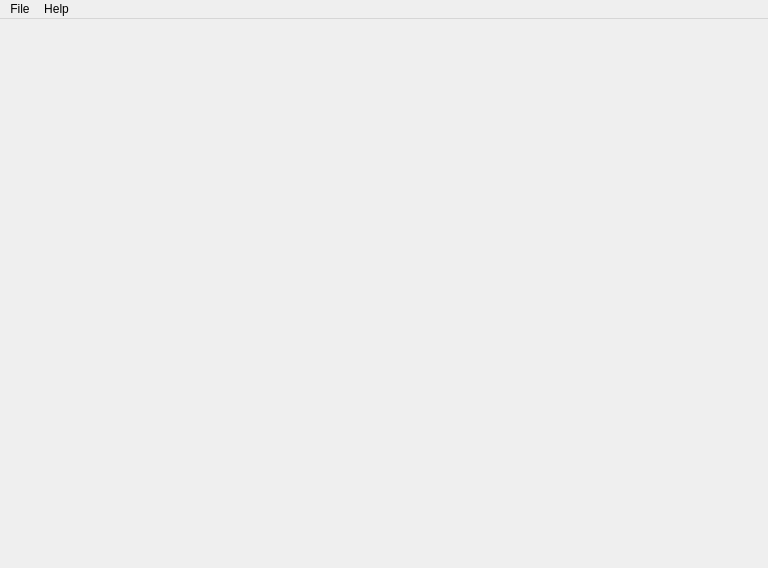
The window that src/plugins/coregui/mainwindow.ui (victor-yacovlev/kumir2) describes before a commit, drawn with Qt 5.
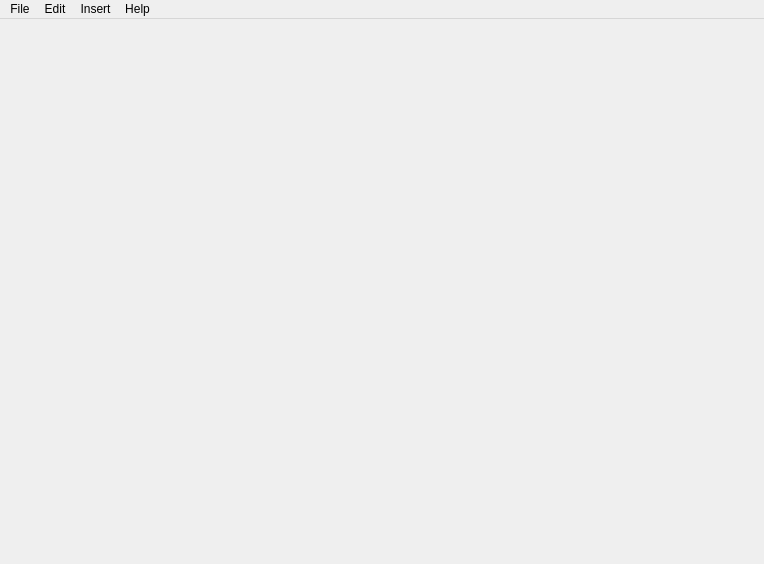
The same window after the commit. Custom widgets are drawn as their Qt base class.

What changed in the file:
```diff
--- a/src/plugins/coregui/mainwindow.ui
+++ b/src/plugins/coregui/mainwindow.ui
@@ -6,8 +6,8 @@
    <rect>
     <x>0</x>
     <y>0</y>
-    <width>768</width>
-    <height>568</height>
+    <width>764</width>
+    <height>564</height>
    </rect>
   </property>
   <property name="windowTitle">
@@ -53,7 +53,7 @@
     <rect>
      <x>0</x>
      <y>0</y>
-     <width>768</width>
+     <width>764</width>
      <height>21</height>
     </rect>
    </property>
@@ -99,7 +99,19 @@
     <addaction name="actionUsage"/>
     <addaction name="actionAbout"/>
    </widget>
+   <widget class="QMenu" name="menuEdit">
+    <property name="title">
+     <string>Edit</string>
+    </property>
+   </widget>
+   <widget class="QMenu" name="menuInsert">
+    <property name="title">
+     <string>Insert</string>
+    </property>
+   </widget>
    <addaction name="menuFile"/>
+   <addaction name="menuEdit"/>
+   <addaction name="menuInsert"/>
    <addaction name="menuHelp"/>
   </widget>
   <action name="actionNewProgram">
```
Left out of the diff: 7 changed lines with no effect on the pictures.
